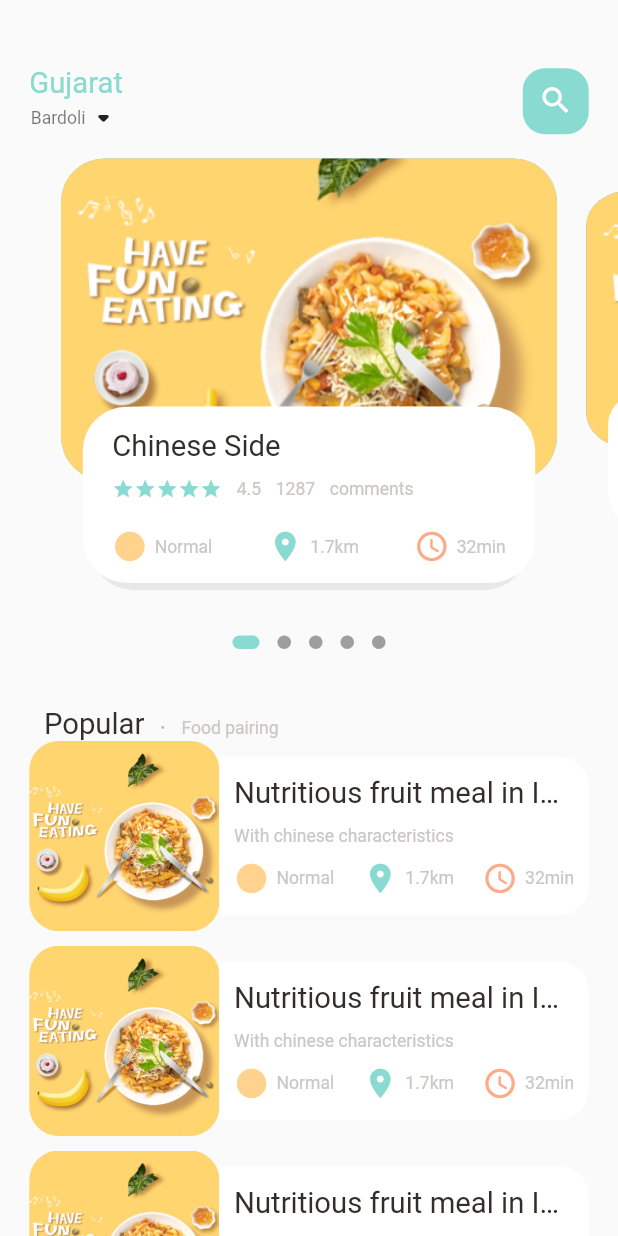
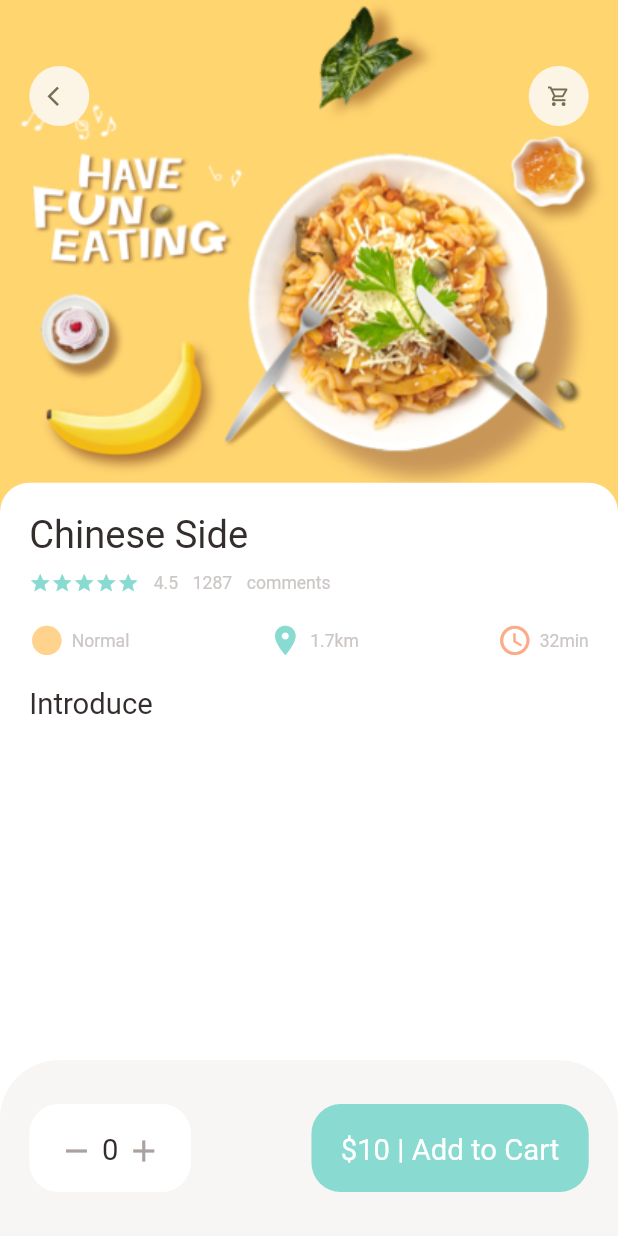
Before and after one commit to 032AbhishekChoksi/food_delivery, a Flutter app: the screen it shows after launch, on a phone screen of 412 x 824 dp. Run offline on Flutter 3.47's test engine with Material 2 defaults, Android fonts, the phone set to English and light mode, and no system bars; drawn by our look-alikes of dots_indicator; our stand-ins replace get.

Commit message:
Popular Food Detail Page without Food Details @ 2022 #032AbhishekChoksi. All rights reserved.

```diff
--- a/lib/main.dart
+++ b/lib/main.dart
@@ -1,5 +1,6 @@
 import 'package:flutter/material.dart';
-import 'package:food_delivery/home/main_food_page.dart';
+import 'package:food_delivery/pages/food/popular_food_detail.dart';
+import 'package:food_delivery/pages/home/main_food_page.dart';
 import 'package:get/get.dart';
 
 void main() {
@@ -18,7 +19,8 @@ class MyApp extends StatelessWidget {
       theme: ThemeData(
         primarySwatch: Colors.blue,
       ),
-      home: MainFoodPage(),
+      home: PopularFoodDetail(),
+      // home: MainFoodPage(),
     );
   }
 }
--- /dev/null
+++ b/lib/pages/food/popular_food_detail.dart
@@ -0,0 +1,109 @@
+import 'package:flutter/cupertino.dart';
+import 'package:flutter/material.dart';
+import 'package:food_delivery/utils/dimensions.dart';
+import 'package:food_delivery/widgets/app_column.dart';
+import 'package:food_delivery/widgets/app_icon.dart';
+
+import '../../utils/colors.dart';
+import '../../widgets/big_text.dart';
+import '../../widgets/icon_and_text_widget.dart';
+import '../../widgets/small_text.dart';
+
+class PopularFoodDetail extends StatelessWidget {
+  const PopularFoodDetail({Key? key}) : super(key: key);
+
+  @override
+  Widget build(BuildContext context) {
+    return Scaffold(
+      backgroundColor: Colors.white,
+      body: Stack(children: [
+        Positioned(
+            left: 0,
+            right: 0,
+            child: Container(
+              width: double.maxFinite,
+              height: Dimensions.popularFoodImgSize,
+              decoration: BoxDecoration(
+                image: DecorationImage(
+                  fit: BoxFit.cover,
+                  image: AssetImage("assets/image/food0.png")
+                )
+              ),
+        )),
+        Positioned(
+          top: Dimensions.height45,
+            left: Dimensions.width20,
+            right: Dimensions.width20,
+            child: Row(
+              mainAxisAlignment: MainAxisAlignment.spaceBetween,
+              children: [
+                AppIcon(icon: Icons.arrow_back_ios),
+                AppIcon(icon: Icons.shopping_cart_outlined)
+              ],
+            )),
+        Positioned(
+            left: 0,
+            right: 0,
+            bottom: 0,
+            top: Dimensions.popularFoodImgSize-20,
+            child: Container(
+            padding: EdgeInsets.only(left: Dimensions.width20,right: Dimensions.width20,top: Dimensions.height20),
+              decoration: BoxDecoration(
+                  borderRadius: BorderRadius.only(
+                    topRight: Radius.circular(Dimensions.radius20),
+                    topLeft: Radius.circular(Dimensions.radius20),
+                  ),
+              color: Colors.white
+              ),
+              child: Column(
+                crossAxisAlignment: CrossAxisAlignment.start,
+                children: [
+                  AppColumn(text: "Chinese Side"),
+                  SizedBox(height: Dimensions.height20,),
+                  BigText(text: "Introduce")
+                ],),
+        ))
+      ],),
+      bottomNavigationBar: Container(
+        height: Dimensions.bottomHeightBar,
+        padding: EdgeInsets.only(top: Dimensions.height30,bottom: Dimensions.height30,left: Dimensions.width20,right: Dimensions.width20),
+        decoration: BoxDecoration(
+          color: AppColors.buttonBackgroundColor,
+          borderRadius: BorderRadius.only(
+            topLeft: Radius.circular(Dimensions.radius20*2),
+            topRight: Radius.circular(Dimensions.radius20*2),
+          )
+        ),
+        child: Row(
+          mainAxisAlignment: MainAxisAlignment.spaceBetween,
+          children: [
+            Container(
+              padding: EdgeInsets.only(top: Dimensions.height20,bottom: Dimensions.height20,left: Dimensions.width20,right: Dimensions.width20),
+              decoration: BoxDecoration(
+                borderRadius: BorderRadius.circular(Dimensions.radius20),
+                color: Colors.white
+              ),
+              child: Row(
+                children: [
+                  Icon(Icons.remove,color: AppColors.signColor,),
+                  SizedBox(width: Dimensions.width10/2,),
+                  BigText(text: "0"),
+                  SizedBox(width: Dimensions.width10/2,),
+                  Icon(Icons.add,color: AppColors.signColor,),
+                ],
+              ),
+          ),
+            Container(
+              padding: EdgeInsets.only(top: Dimensions.height20,bottom: Dimensions.height20,left: Dimensions.width20,right: Dimensions.width20),
+              child: BigText(text: "\$10 | Add to Cart",color: Colors.white,),
+              decoration: BoxDecoration(
+                  borderRadius: BorderRadius.circular(Dimensions.radius20),
+                  color: AppColors.mainColor
+              ),
+            )
+          ],
+        ),
+      ),
+    );
+  }
+}
--- a/lib/home/food_page_body.dart
+++ b/lib/pages/home/food_page_body.dart
@@ -3,6 +3,7 @@ import 'package:flutter/cupertino.dart';
 import 'package:flutter/material.dart';
 import 'package:food_delivery/utils/colors.dart';
 import 'package:food_delivery/utils/dimensions.dart';
+import 'package:food_delivery/widgets/app_column.dart';
 import 'package:food_delivery/widgets/big_text.dart';
 import 'package:food_delivery/widgets/icon_and_text_widget.dart';
 import 'package:food_delivery/widgets/small_text.dart';
@@ -224,51 +225,7 @@ class _FoodPageBodyState extends State<FoodPageBody> {
                     top: Dimensions.height15,
                     left: Dimensions.width15,
                     right: Dimensions.width15),
-                child: Column(
-                  crossAxisAlignment: CrossAxisAlignment.start,
-                  children: [
-                    BigText(text: "Chinese Side"),
-                    SizedBox(height: Dimensions.height10),
-                    //comments section
-                    Row(
-                      children: [
-                        Wrap(
-                          children: List.generate(5, (index) {
-                            return Icon(
-                              Icons.star,
-                              color: AppColors.mainColor,
-                              size: Dimensions.height15,
-                            );
-                          }),
-                        ),
-                        SizedBox(width: Dimensions.height10),
-                        SmallText(text: "4.5"),
-                        SizedBox(width: Dimensions.height10),
-                        SmallText(text: "1287"),
-                        SizedBox(width: Dimensions.height10),
-                        SmallText(text: "comments")
-                      ],
-                    ),
-                    SizedBox(height: Dimensions.height20),
-                    //time and distance
-                    Row(
-                        mainAxisAlignment: MainAxisAlignment.spaceBetween,
-                        children: [
-                          IconAndTextWidget(
-                              icon: Icons.circle_sharp,
-                              text: "Normal",
-                              iconColor: AppColors.iconColor1),
-                          IconAndTextWidget(
-                              icon: Icons.location_on,
-                              text: "1.7km",
-                              iconColor: AppColors.mainColor),
-                          IconAndTextWidget(
-                              icon: Icons.access_time_rounded,
-                              text: "32min",
-                              iconColor: AppColors.iconColor2)
-                        ])
-                  ],
-                ),
+                child: AppColumn(text: "Chinese Side",),
               ),
             ),
           )
--- a/lib/home/main_food_page.dart
+++ b/lib/pages/home/main_food_page.dart
@@ -1,11 +1,12 @@
 import 'package:flutter/cupertino.dart';
 import 'package:flutter/material.dart';
-import 'package:food_delivery/home/food_page_body.dart';
+import 'package:food_delivery/pages/home/food_page_body.dart';
 import 'package:food_delivery/utils/colors.dart';
 import 'package:food_delivery/widgets/big_text.dart';
 import 'package:food_delivery/widgets/small_text.dart';
 
-import '../utils/dimensions.dart';
+import '../../utils/dimensions.dart';
+
 
 class MainFoodPage extends StatefulWidget {
   const MainFoodPage({Key? key}) : super(key: key);
--- a/lib/utils/dimensions.dart
+++ b/lib/utils/dimensions.dart
@@ -23,9 +23,10 @@ class Dimensions {
   static double width30 = screenHeight / 28.13;
   static double width45 = screenHeight / 18.75;
 
-//dynamic font size
+  //dynamic font size
   static double font12 = screenHeight / 70.33;
   static double font20 = screenHeight / 42.2;
+  static double font26 = screenHeight / 32.46;
 
   //dynamic radius
   static double radius15 = screenHeight / 56.27;
@@ -34,8 +35,15 @@ class Dimensions {
 
   //dynamic icon size
   static double iconSize24 = screenHeight / 35.17;
+  static double iconSize16 = screenHeight / 52.75;
 
   //list view size
   static double listViewImgSize = screenWidth / 3.25;
   static double listViewTextContSize = screenWidth / 3.9;
+
+  //popular food
+  static double popularFoodImgSize = screenHeight / 2.41;
+
+  //bottom height
+  static double bottomHeightBar = screenHeight / 7.03;
 }
--- /dev/null
+++ b/lib/widgets/app_column.dart
@@ -0,0 +1,62 @@
+import 'package:flutter/cupertino.dart';
+import 'package:flutter/material.dart';
+import 'package:food_delivery/widgets/small_text.dart';
+
+import '../utils/colors.dart';
+import '../utils/dimensions.dart';
+import 'big_text.dart';
+import 'icon_and_text_widget.dart';
+
+class AppColumn extends StatelessWidget {
+  final String text;
+  const AppColumn({Key? key,required this.text}) : super(key: key);
+
+  @override
+  Widget build(BuildContext context) {
+    return Column(
+      crossAxisAlignment: CrossAxisAlignment.start,
+      children: [
+        BigText(text: text,size: Dimensions.font26,),
+        SizedBox(height: Dimensions.height10),
+        //comments section
+        Row(
+          children: [
+            Wrap(
+              children: List.generate(5, (index) {
+                return Icon(
+                  Icons.star,
+                  color: AppColors.mainColor,
+                  size: Dimensions.height15,
+                );
+              }),
+            ),
+            SizedBox(width: Dimensions.height10),
+            SmallText(text: "4.5"),
+            SizedBox(width: Dimensions.height10),
+            SmallText(text: "1287"),
+            SizedBox(width: Dimensions.height10),
+            SmallText(text: "comments")
+          ],
+        ),
+        SizedBox(height: Dimensions.height20),
+        //time and distance
+        Row(
+            mainAxisAlignment: MainAxisAlignment.spaceBetween,
+            children: [
+              IconAndTextWidget(
+                  icon: Icons.circle_sharp,
+                  text: "Normal",
+                  iconColor: AppColors.iconColor1),
+              IconAndTextWidget(
+                  icon: Icons.location_on,
+                  text: "1.7km",
+                  iconColor: AppColors.mainColor),
+              IconAndTextWidget(
+                  icon: Icons.access_time_rounded,
+                  text: "32min",
+                  iconColor: AppColors.iconColor2)
+            ])
+      ],
+    );
+  }
+}
--- /dev/null
+++ b/lib/widgets/app_icon.dart
@@ -0,0 +1,28 @@
+  import 'package:flutter/cupertino.dart';
+import 'package:food_delivery/utils/dimensions.dart';
+
+class AppIcon extends StatelessWidget {
+  final IconData icon;
+  final Color backgroundColor;
+  final Color iconColor;
+  final double size;
+
+  const AppIcon({Key? key,required this.icon, this.backgroundColor=const Color(0xFFfcf4e4), this.iconColor=const Color(0xFF756d54), this.size=40}) : super(key: key);
+
+    @override
+    Widget build(BuildContext context) {
+      return Container(
+        width: size,
+        height: size,
+        decoration: BoxDecoration(
+          borderRadius: BorderRadius.circular(size/2),
+          color: backgroundColor
+        ),
+        child: Icon(
+          icon,
+          color: iconColor,
+          size: Dimensions.iconSize16,
+        ),
+      );
+    }
+  }
```
